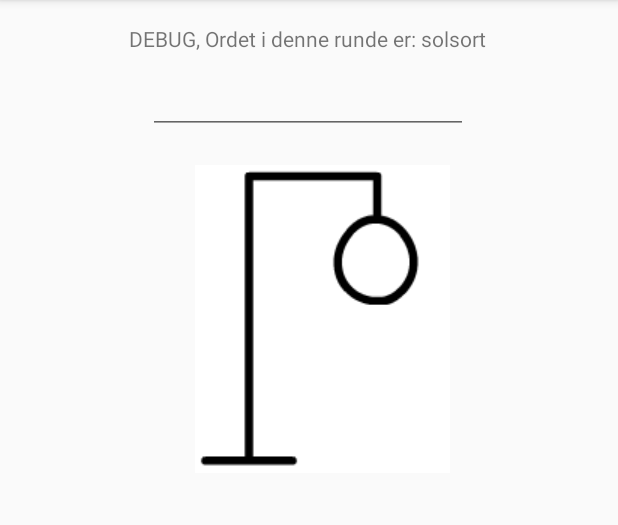
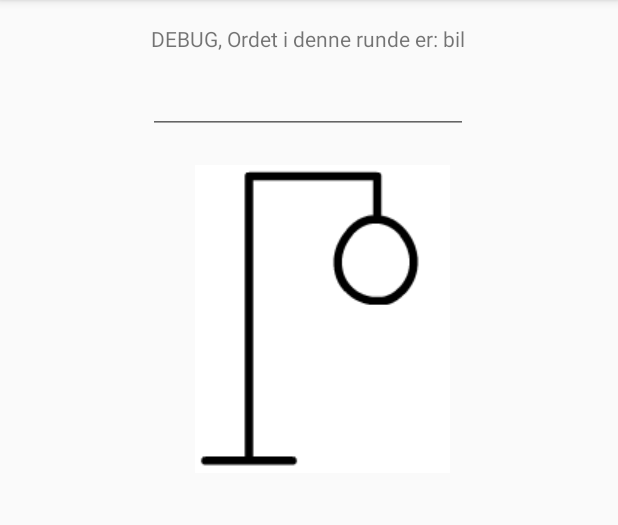
Before and after one commit to mcmalloy/MarksGalgeLeg, an Android app: the GameActivity screen opened directly, with no data from a screen before it, after a tap on "GÆT", on a phone screen of 412 x 824 dp, the part 84-609 px from its top. Run offline under Robolectric (Android 15) with nearby library versions, the phone set to English and light mode, and no system bars.

Commit message:
Små opdateringer. Winstate skal klargøres i appen. Vises til Jens på dtu

```diff
--- a/app/src/main/java/com/example/marksgalgeleg/Galgelogik.java
+++ b/app/src/main/java/com/example/marksgalgeleg/Galgelogik.java
@@ -20,15 +20,16 @@ public class Galgelogik {
   private boolean spilletErVundet;
   private boolean spilletErTabt;
   public Galgelogik() {
-    muligeOrd.add("bil");
-    muligeOrd.add("computer");
-    muligeOrd.add("programmering");
-    muligeOrd.add("motorvej");
-    muligeOrd.add("busrute");
-    muligeOrd.add("gangsti");
-    muligeOrd.add("skovsnegl");
-    muligeOrd.add("solsort");
-    muligeOrd.add("nitten");
+//    muligeOrd.add("bil");
+//    muligeOrd.add("computer");
+//    muligeOrd.add("programmering");
+//    muligeOrd.add("motorvej");
+//    muligeOrd.add("busrute");
+//    muligeOrd.add("gangsti");
+//    muligeOrd.add("skovsnegl");
+//    muligeOrd.add("solsort");
+//    muligeOrd.add("nitten");
+      muligeOrd.add("bil");
     nulstil();
   }
 
--- a/app/src/main/java/com/example/marksgalgeleg/GameActivity.java
+++ b/app/src/main/java/com/example/marksgalgeleg/GameActivity.java
@@ -1,22 +1,20 @@
 package com.example.marksgalgeleg;
+import android.app.Dialog;
 import android.os.Bundle;
 import android.view.View;
 import android.widget.Button;
 import android.widget.EditText;
 import android.widget.ImageView;
 import android.widget.TextView;
+import android.widget.Toast;
 
 import androidx.appcompat.app.AppCompatActivity;
 
 public class GameActivity extends AppCompatActivity {
 
-    /**
-     * TODO:
-     * Create the actual game screen
-     * Show the first picture of the empty noose
-     * Show the form of hidden word
-     *
-     */
+  //TODO: Show the word in its hidden form, displaying each correctly guessed word
+
+
     Button gætKnap;
     @Override
     protected void onCreate(Bundle savedInstanceState) {
@@ -62,9 +60,17 @@ public class GameActivity extends AppCompatActivity {
 
                 System.out.println("Spil status: "+spil.erSpilletSlut());
 
-                if (currentImage[0]<=5 && spil.erSpilletSlut()!=true && spil.erSidsteBogstavKorrekt()==false) {
+                if (spil.erSpilletSlut()!=true && spil.erSidsteBogstavKorrekt()==false) {
                     ImageView image = (ImageView) findViewById(R.id.gameImage);
                     image.setImageResource(images[++currentImage[0]]);
+                }
+                else{
+                    if(spil.erSpilletVundet()){
+                        Toast.makeText(getApplicationContext(),"Du har vundet spillet!",Toast.LENGTH_LONG);
+                    }
+                    else if(spil.erSpilletTabt()){
+                        Toast.makeText(getApplicationContext(),"Du har tabt spillet!",Toast.LENGTH_LONG);
+                    }
                 }
             }
         });
```
